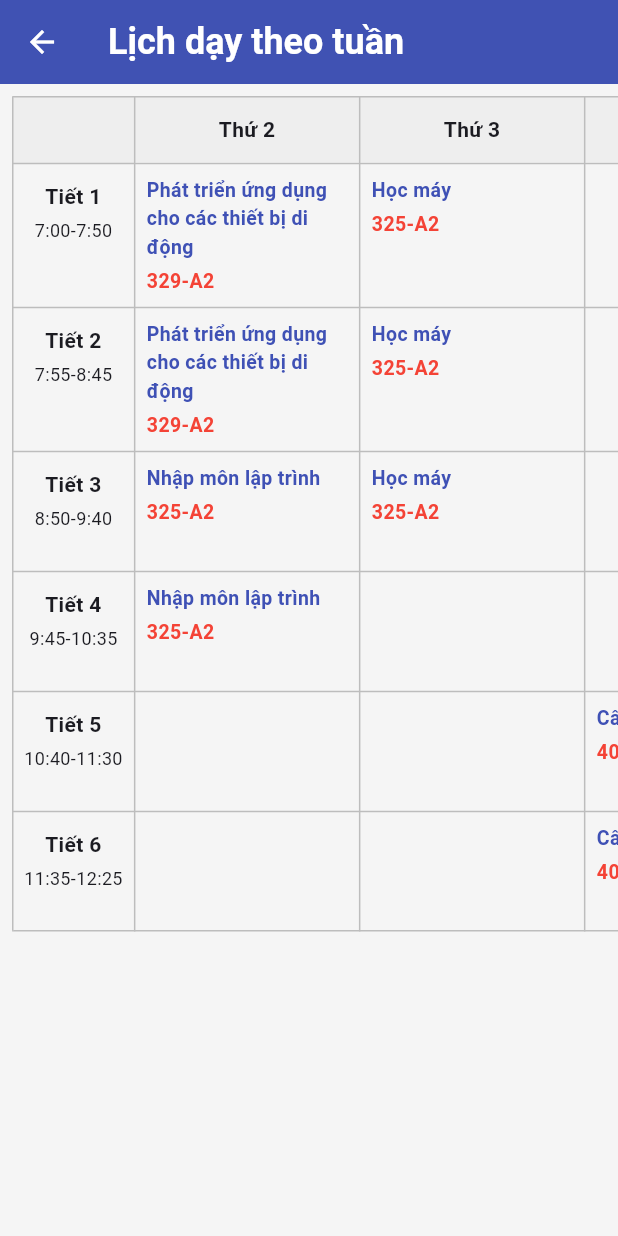
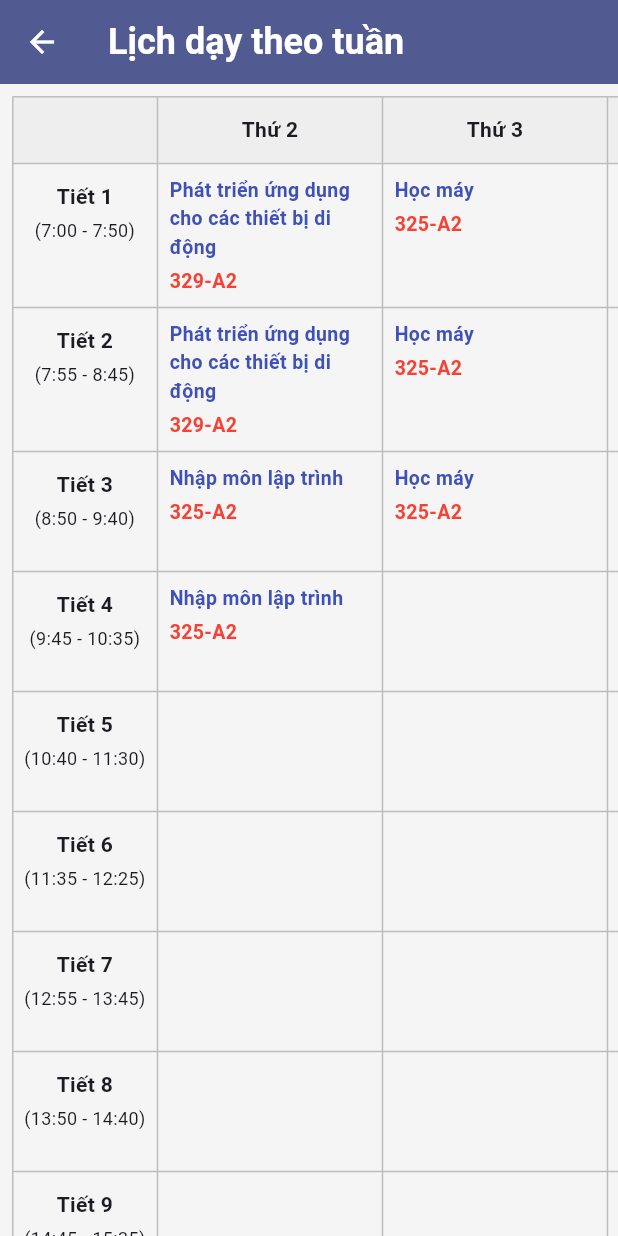
Before and after one commit to fasysd/tlu_schedule_app, a Flutter app: the WeeklySchedulePage screen opened directly with sample values from the repository, on a phone screen of 412 x 824 dp. Run offline on Flutter 3.47's test engine with Material 3 defaults, Android fonts, the phone set to English and light mode, and no system bars.

Commit message:
Update trang hiển thị lịch tuần

```diff
--- a/lib/presentation/screens/weekly_schedule_page.dart
+++ b/lib/presentation/screens/weekly_schedule_page.dart
@@ -1,5 +1,6 @@
 import 'package:flutter/material.dart';
 import 'package:flutter/services.dart';
+import 'package:tlu_schedule_app/core/themes/light_theme.dart';
 import '../../data/models/schedule_model.dart';
 import '../../data/models/user_model.dart';
 import '../../data/mock_data.dart';
@@ -67,28 +68,37 @@ class WeeklySchedulePage extends StatelessWidget {
       "CN",
     ];
     final List<Map<String, String>> periods = [
-      {"name": "Tiết 1", "time": "7:00-7:50"},
-      {"name": "Tiết 2", "time": "7:55-8:45"},
-      {"name": "Tiết 3", "time": "8:50-9:40"},
-      {"name": "Tiết 4", "time": "9:45-10:35"},
-      {"name": "Tiết 5", "time": "10:40-11:30"},
-      {"name": "Tiết 6", "time": "11:35-12:25"},
+      {"name": "Tiết 1", "time": "(7:00 - 7:50)"},
+      {"name": "Tiết 2", "time": "(7:55 - 8:45)"},
+      {"name": "Tiết 3", "time": "(8:50 - 9:40)"},
+      {"name": "Tiết 4", "time": "(9:45 - 10:35)"},
+      {"name": "Tiết 5", "time": "(10:40 - 11:30)"},
+      {"name": "Tiết 6", "time": "(11:35 - 12:25)"},
+      {"name": "Tiết 7", "time": "(12:55 - 13:45)"},
+      {"name": "Tiết 8", "time": "(13:50 - 14:40)"},
+      {"name": "Tiết 9", "time": "(14:45 - 15:35)"},
+      {"name": "Tiết 10", "time": "(15:40 - 16:30)"},
+      {"name": "Tiết 11", "time": "(16:35 - 17:25)"},
+      {"name": "Tiết 12", "time": "(17:30 - 18:20)"},
     ];
 
-    return SafeArea(
-      child: Scaffold(
+    return Scaffold(
         appBar: AppBar(
           title: const Text('Lịch dạy theo tuần'),
-          // backgroundColor: Color(0xFF4286C1),
+          backgroundColor: lightTheme.primaryColor,
         ),
-        body: SingleChildScrollView(
+        body: SafeArea(
+          child: SingleChildScrollView(
             scrollDirection: Axis.vertical,
             child: SingleChildScrollView(
               scrollDirection: Axis.horizontal,
               child: Padding(
                 padding: const EdgeInsets.all(8.0),
                 child: Table(
-                border: TableBorder.all(color: Colors.grey.shade400, width: 1),
+                  border: TableBorder.all(
+                    color: Colors.grey.shade400,
+                    width: 1,
+                  ),
                   columnWidths: const {
                     0: IntrinsicColumnWidth(),
                     1: FixedColumnWidth(150.0),
@@ -101,7 +111,9 @@ class WeeklySchedulePage extends StatelessWidget {
                   },
                   children: [
                     TableRow(
-                    children: days.map((day) => _buildHeaderCell(day)).toList(),
+                      children: days
+                          .map((day) => _buildHeaderCell(day))
+                          .toList(),
                     ),
                     ...List.generate(periods.length, (periodIndex) {
                       int currentPeriod = periodIndex + 1;
@@ -113,7 +125,8 @@ class WeeklySchedulePage extends StatelessWidget {
                               periods[periodIndex]['time']!,
                             );
                           }
-                        final cellData = scheduleData[currentPeriod]?[dayIndex];
+                          final cellData =
+                              scheduleData[currentPeriod]?[dayIndex];
                           return _buildScheduleCell(cellData);
                         }),
                       );
```
Lines whose indentation alone changed are shown as unchanged.
